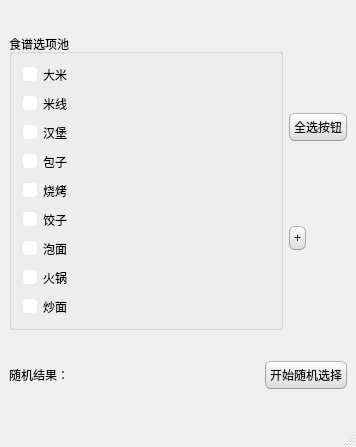
First picture: the form in random_recipe.ui, repository zhenda-hub/random_recipe, before the edit.
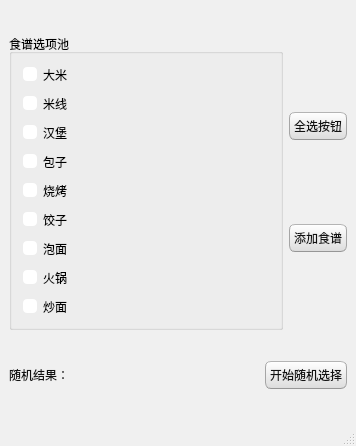
Second picture: the form after the edit.

Commit message: 修改ui

The edit to the form file:
```diff
--- a/random_recipe.ui
+++ b/random_recipe.ui
@@ -7,7 +7,7 @@
     <x>0</x>
     <y>0</y>
     <width>356</width>
-    <height>447</height>
+    <height>446</height>
    </rect>
   </property>
   <property name="windowTitle">
@@ -604,7 +604,7 @@
            </sizepolicy>
           </property>
           <property name="text">
-           <string>+</string>
+           <string>添加食谱</string>
           </property>
          </widget>
         </item>
```
The commit also changes 1 other file.
